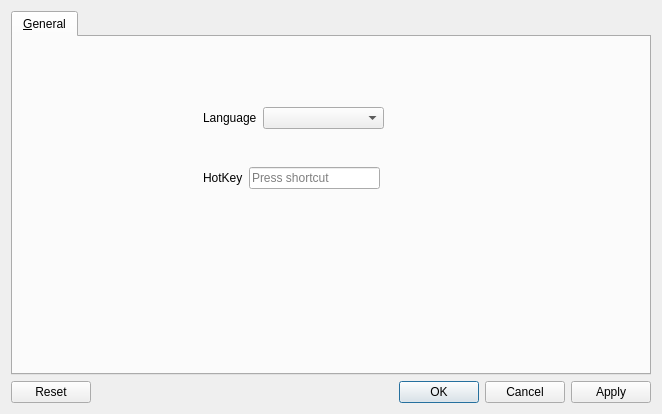
Before: the Qt Designer form appconfigdialog.ui in ty0x2333/TyLauncher, drawn with Qt 5.
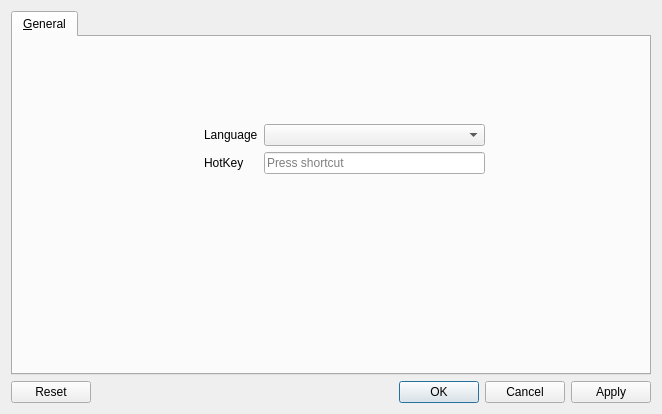
After: the same form once the commit is applied.

Commit message: M  AppConfigDialog UI file.

Patch:
```diff
--- a/appconfigdialog.ui
+++ b/appconfigdialog.ui
@@ -23,48 +23,39 @@
       <attribute name="title">
        <string>&amp;General</string>
       </attribute>
-      <widget class="QWidget" name="layoutWidget">
+      <widget class="QWidget" name="">
        <property name="geometry">
         <rect>
-         <x>190</x>
-         <y>70</y>
-         <width>181</width>
-         <height>22</height>
+         <x>191</x>
+         <y>71</y>
+         <width>281</width>
+         <height>81</height>
         </rect>
        </property>
        <layout class="QFormLayout" name="formLayout">
-        <item row="0" column="0">
-         <widget class="QLabel" name="label">
-          <property name="text">
-           <string>Language</string>
-          </property>
-         </widget>
-        </item>
-        <item row="0" column="1">
+        <property name="formAlignment">
+         <set>Qt::AlignLeading|Qt::AlignLeft|Qt::AlignVCenter</set>
+        </property>
+        <item row="1" column="1">
          <widget class="QComboBox" name="comboBoxLanguage"/>
         </item>
-       </layout>
-      </widget>
-      <widget class="QWidget" name="layoutWidget">
-       <property name="geometry">
-        <rect>
-         <x>190</x>
-         <y>130</y>
-         <width>177</width>
-         <height>22</height>
-        </rect>
-       </property>
-       <layout class="QFormLayout" name="formLayout_2">
-        <item row="0" column="0">
+        <item row="2" column="0">
          <widget class="QLabel" name="label_2">
           <property name="text">
            <string>HotKey</string>
           </property>
          </widget>
         </item>
-        <item row="0" column="1">
+        <item row="2" column="1">
          <widget class="QKeySequenceEdit" name="hotKeySequenceEdit"/>
         </item>
+        <item row="1" column="0">
+         <widget class="QLabel" name="label">
+          <property name="text">
+           <string>Language</string>
+          </property>
+         </widget>
+        </item>
        </layout>
       </widget>
      </widget>
```
